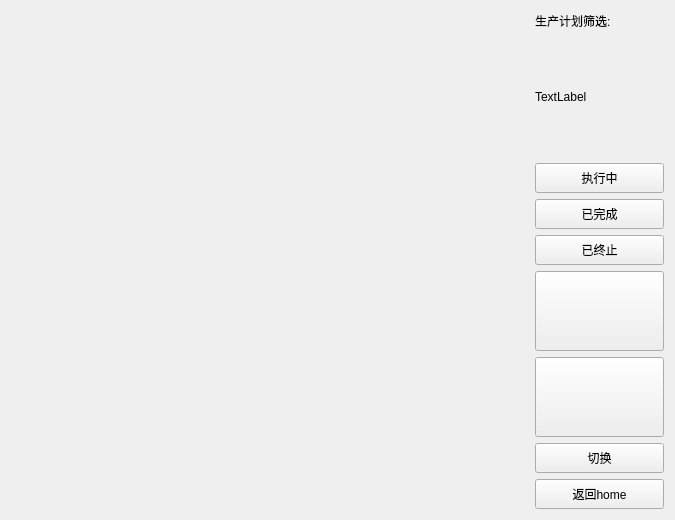
The window that createtab/program2.ui (wangxu989/QTcheck-worker) describes before a commit, drawn with Qt 5.
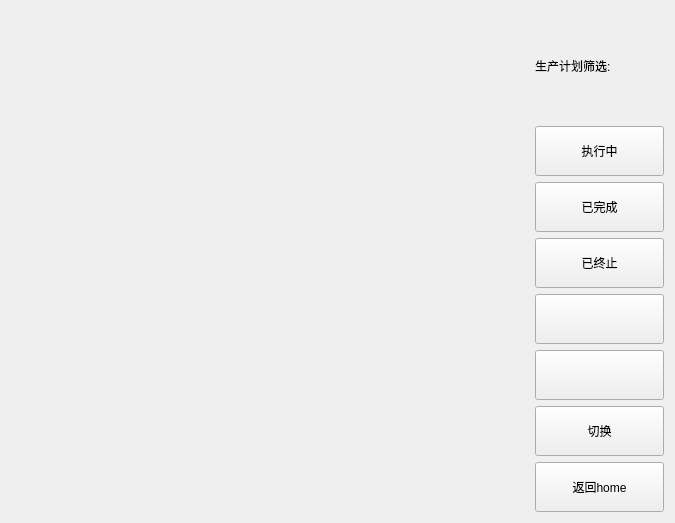
The same window after the commit. Icons and pictures are not drawn.

Diff of the .ui file:
```diff
--- a/createtab/program2.ui
+++ b/createtab/program2.ui
@@ -7,7 +7,7 @@
     <x>0</x>
     <y>0</y>
     <width>675</width>
-    <height>493</height>
+    <height>523</height>
    </rect>
   </property>
   <property name="windowTitle">
@@ -15,10 +15,17 @@
   </property>
   <layout class="QHBoxLayout" name="horizontalLayout_2" stretch="4,1">
    <item>
-    <widget class="QWidget" name="widget" native="true"/>
+    <widget class="QWidget" name="widget" native="true">
+     <property name="minimumSize">
+      <size>
+       <width>0</width>
+       <height>60</height>
+      </size>
+     </property>
+    </widget>
    </item>
    <item>
-    <layout class="QVBoxLayout" name="verticalLayout" stretch="0,0,0,0,0,0,0,0,0">
+    <layout class="QVBoxLayout" name="verticalLayout" stretch="1,1,1,1,1,1,1,1">
      <item>
       <layout class="QHBoxLayout" name="horizontalLayout">
        <item>
@@ -55,19 +62,6 @@
        </item>
       </layout>
      </item>
-     <item>
-      <widget class="QLabel" name="label_2">
-       <property name="minimumSize">
-        <size>
-         <width>0</width>
-         <height>120</height>
-        </size>
-       </property>
-       <property name="text">
-        <string>TextLabel</string>
-       </property>
-      </widget>
-     </item>
      <item>
       <widget class="QPushButton" name="pushButton">
        <property name="sizePolicy">
@@ -79,7 +73,7 @@
        <property name="minimumSize">
         <size>
          <width>0</width>
-         <height>30</height>
+         <height>50</height>
         </size>
        </property>
        <property name="text">
@@ -92,7 +86,7 @@
        <property name="minimumSize">
         <size>
          <width>0</width>
-         <height>30</height>
+         <height>50</height>
         </size>
        </property>
        <property name="text">
@@ -105,7 +99,7 @@
        <property name="minimumSize">
         <size>
          <width>0</width>
-         <height>30</height>
+         <height>50</height>
         </size>
        </property>
        <property name="text">
@@ -118,7 +112,7 @@
        <property name="minimumSize">
         <size>
          <width>0</width>
-         <height>80</height>
+         <height>50</height>
         </size>
        </property>
        <property name="styleSheet">
@@ -140,7 +134,7 @@
        <property name="minimumSize">
         <size>
          <width>0</width>
-         <height>80</height>
+         <height>50</height>
         </size>
        </property>
        <property name="styleSheet">
@@ -162,7 +156,7 @@
        <property name="minimumSize">
         <size>
          <width>0</width>
-         <height>30</height>
+         <height>50</height>
         </size>
        </property>
        <property name="text">
@@ -175,7 +169,7 @@
        <property name="minimumSize">
         <size>
          <width>0</width>
-         <height>30</height>
+         <height>50</height>
         </size>
        </property>
        <property name="text">
```
